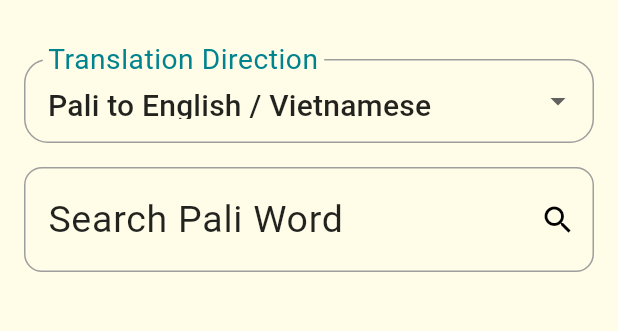
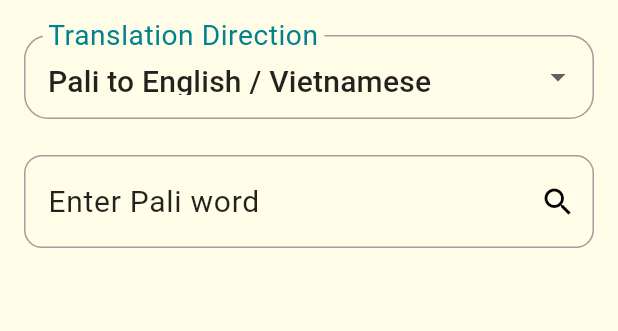
Before and after one commit to trgpnt/pali_dict_app, a Flutter app: the screen it shows after launch, on a phone screen of 412 x 824 dp, the part 73-404 px from its top. Run offline on Flutter 3.47's test engine with Material 3 defaults, Android fonts, the phone set to English and light mode, and no system bars; statements that could not run were skipped.

Commit message:
Running app, _ Refactored and modified colors

```diff
--- a/lib/dictionary_app.dart
+++ b/lib/dictionary_app.dart
@@ -99,9 +99,6 @@ class _DictionaryAppState extends State<DictionaryApp> {
             children: [
               Column(
                 children: [
-                  const SizedBox(
-                    height: 16.0,
-                  ),
                   DropdownButtonFormField<TranslationMode>(
                     value: currentMode,
                     onChanged: (mode) {
@@ -153,9 +150,8 @@ class _DictionaryAppState extends State<DictionaryApp> {
                       );
                     }).toList(),
                   ),
-                  const SizedBox(
-                    height: 16.0,
-                  ),
+                  const SizedBox(height: 24),
+                  // Add some space between the dropdown and text field
                   /**
                    * Search input field
                    */
@@ -174,10 +170,10 @@ class _DictionaryAppState extends State<DictionaryApp> {
                     cursorColor: Colors.black,
                     decoration: InputDecoration(
                       hintText: currentMode == TranslationMode.englishToPali
-                          ? 'Search English Word'
-                          : 'Search Pali Word',
+                          ? 'Enter English word'
+                          : 'Enter Pali word',
                       hintStyle:
-                          const TextStyle(color: Colors.black87, fontSize: 25),
+                          const TextStyle(color: Colors.black87, fontSize: 20),
                       suffixIcon: currentSearchQuery.isNotEmpty
                           ? IconButton(
                               icon: const Icon(
@@ -186,7 +182,7 @@ class _DictionaryAppState extends State<DictionaryApp> {
                               ),
                               onPressed: () {
                                 setState(() {
-                                  currentSearchQuery = '';
+                                  currentSearchQuery = '\\';
                                   searchResults = [];
                                   selectedWord = {};
                                 });
@@ -231,6 +227,7 @@ class _DictionaryAppState extends State<DictionaryApp> {
                           onClose: () {
                             setState(() {
                               selectedWord = {};
+                              currentSearchQuery = '';
                             });
                           },
                         ),
--- /dev/null
+++ b/lib/global_constant_values/translation_mode.dart
@@ -0,0 +1 @@
+enum TranslationMode { englishToPali, paliToEnglish, paliToVNese }
```
